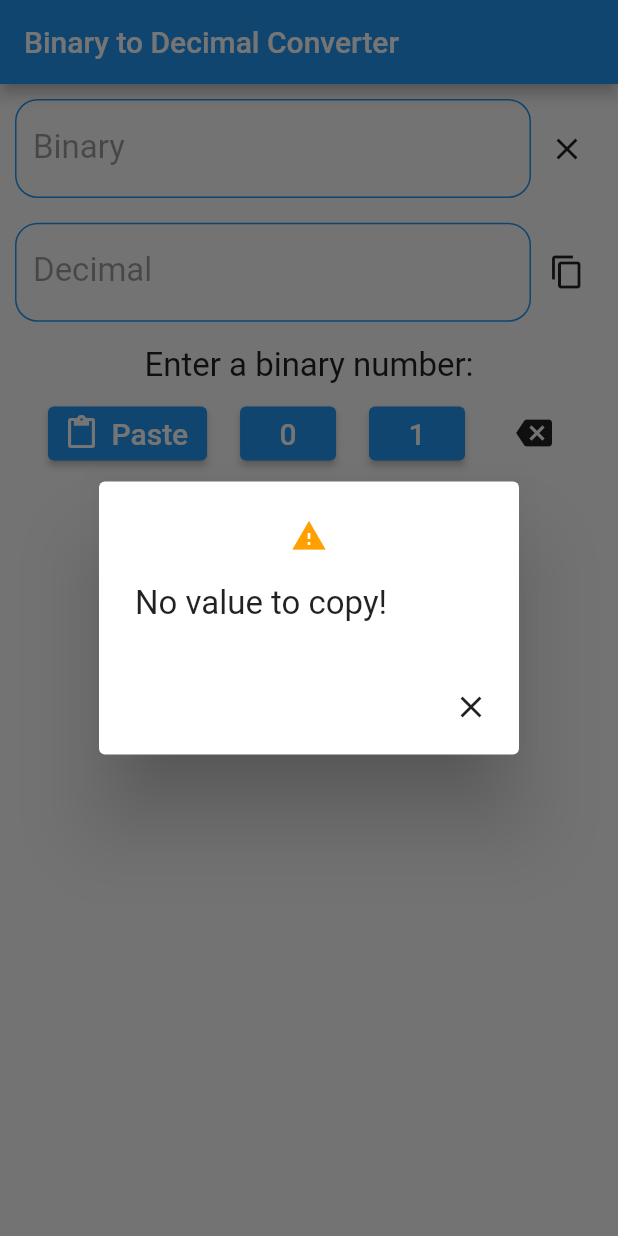
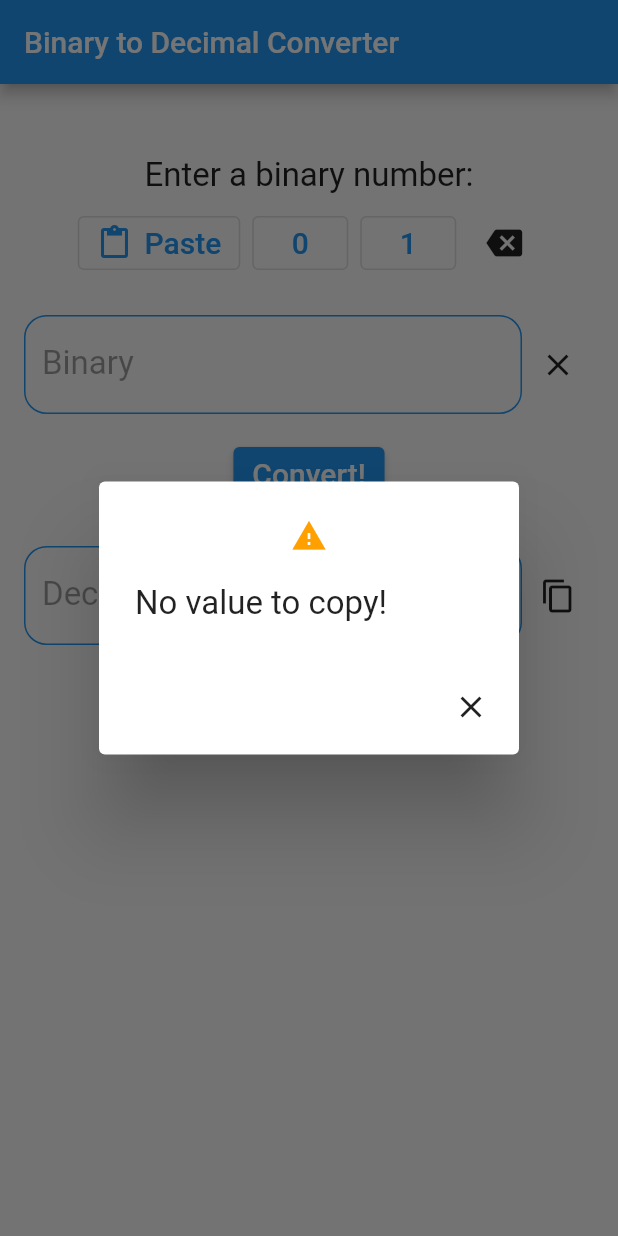
Before and after one commit to israelss/AppIdeasCollection, a Flutter app: the screen it shows after launch, after a tap on the "content copy" icon, on a phone screen of 412 x 824 dp. Run offline on Flutter 3.47's test engine with Material 2 defaults, Android fonts, the light colour scheme and no system bars; our stand-ins replace url_strategy.

Commit message:
improve UI/UX of Bin2Dec
rearrange button order in converter_form.
change ButtonBar's ElevatedButtons to OutlineButtons.
use fixed heights in converter_form instead of variable height.
make converter_form to have a maximum width (for large screens).
centralize converter_form in large screens.
use a green good icon in alert dialog when decimal is copied.
remove extra hash in url with url_strategy.
remove debugShowCheckedModeBanner.
add base href to index.html.

```diff
--- a/Tier1/Bin2Dec/lib/converter_form/converter_form.dart
+++ b/Tier1/Bin2Dec/lib/converter_form/converter_form.dart
@@ -20,7 +20,8 @@ void _copyDecimal(BuildContext context) {
     return showAlertDialog(context, 'No value to copy!');
 
   Clipboard.setData(ClipboardData(text: _decimalController.text));
-  return showAlertDialog(context, 'Decimal copied to clipboard');
+  return showAlertDialog(context, 'Decimal copied to clipboard',
+      isSuccessMessage: true);
 }
 
 void Function(String) _convert = (input) {
@@ -32,8 +33,14 @@ class ConverterForm extends StatelessWidget {
   @override
   Widget build(BuildContext context) {
     return Form(
+      child: Center(
+        child: Container(
+          constraints: BoxConstraints(maxWidth: 400),
           child: Column(
             children: <Widget>[
+              SizedBox(height: 32),
+              FormButtonBar(_binaryController),
+              SizedBox(height: 16),
               InputField(
                 label: 'Binary',
                 enabled: false,
@@ -42,7 +49,12 @@ class ConverterForm extends StatelessWidget {
                 iconAction: _reset,
                 controller: _binaryController,
               ),
-          SizedBox(height: MediaQuery.of(context).size.height * 0.02),
+              SizedBox(height: 16),
+              ElevatedButton(
+                child: Text('Convert!'),
+                onPressed: () => _convert(_binaryController.text),
+              ),
+              SizedBox(height: 24),
               InputField(
                 label: 'Decimal',
                 enabled: false,
@@ -51,14 +63,9 @@ class ConverterForm extends StatelessWidget {
                 iconAction: () => _copyDecimal(context),
                 controller: _decimalController,
               ),
-          SizedBox(height: MediaQuery.of(context).size.height * 0.02),
-          FormButtonBar(_binaryController),
-          SizedBox(height: MediaQuery.of(context).size.height * 0.03),
-          ElevatedButton(
-            child: Text('Convert!'),
-            onPressed: () => _convert(_binaryController.text),
+            ],
           ),
-        ],
+        ),
       ),
     );
   }
--- a/Tier1/Bin2Dec/lib/converter_form/form_button.dart
+++ b/Tier1/Bin2Dec/lib/converter_form/form_button.dart
@@ -10,7 +10,7 @@ class FormButton extends StatelessWidget {
 
   @override
   Widget build(BuildContext context) {
-    return ElevatedButton(
+    return OutlinedButton(
         onPressed: () => _insertValue(controller, value), child: Text(value));
   }
 }
--- a/Tier1/Bin2Dec/lib/converter_form/form_button_bar.dart
+++ b/Tier1/Bin2Dec/lib/converter_form/form_button_bar.dart
@@ -33,11 +33,11 @@ class FormButtonBar extends StatelessWidget {
       children: <Widget>[
         Text('Enter a binary number:'),
         ButtonBar(
-          alignment: MainAxisAlignment.spaceEvenly,
+          alignment: MainAxisAlignment.center,
           buttonMinWidth: MediaQuery.of(context).size.width * 0.24,
           children: <Widget>[
             Container(
-              child: ElevatedButton.icon(
+              child: OutlinedButton.icon(
                 onPressed: () => _pasteToBinary(context),
                 icon: Icon(Icons.content_paste),
                 label: Text('Paste'),
--- a/Tier1/Bin2Dec/lib/converter_home.dart
+++ b/Tier1/Bin2Dec/lib/converter_home.dart
@@ -13,7 +13,7 @@ class _ConverterHomeState extends State<ConverterHome> {
       appBar: AppBar(title: Text('Binary to Decimal Converter')),
       body: Builder(builder: (BuildContext context) {
         return Padding(
-          padding: const EdgeInsets.all(10.0),
+          padding: const EdgeInsets.all(16.0),
           child: ConverterForm(),
         );
       }),
--- a/Tier1/Bin2Dec/lib/main.dart
+++ b/Tier1/Bin2Dec/lib/main.dart
@@ -1,12 +1,17 @@
 import 'package:Bin2Dec/converter_home.dart';
 import 'package:flutter/material.dart';
+import 'package:url_strategy/url_strategy.dart';
 
-void main() => runApp(ConverterApp());
+void main() {
+  setPathUrlStrategy();
+  runApp(ConverterApp());
+}
 
 class ConverterApp extends StatelessWidget {
   @override
   Widget build(BuildContext context) {
     return MaterialApp(
+      debugShowCheckedModeBanner: false,
       theme: ThemeData(
         textTheme: TextTheme(
           bodyText2: TextStyle(fontSize: 22),
--- a/Tier1/Bin2Dec/lib/show_alert_dialog.dart
+++ b/Tier1/Bin2Dec/lib/show_alert_dialog.dart
@@ -1,11 +1,12 @@
 import 'package:flutter/material.dart';
 
-Function(BuildContext, String) _showAlertDialog = (context, message) {
+Function(BuildContext, String) _showAlertDialog =
+    (context, message, {bool isSuccessMessage: false}) {
   final AlertDialog alert = AlertDialog(
     content: Text(message),
     title: Icon(
-      Icons.warning,
-      color: Colors.amber[700],
+      isSuccessMessage ? Icons.gpp_good : Icons.warning,
+      color: isSuccessMessage ? Colors.green[700] : Colors.amber[700],
     ),
     actions: <Widget>[CloseButton()],
   );
--- a/Tier1/Bin2Dec/pubspec.yaml
+++ b/Tier1/Bin2Dec/pubspec.yaml
@@ -19,6 +19,7 @@ environment:
 dependencies:
   flutter:
     sdk: flutter
+  url_strategy: ^0.2.0
 
   # The following adds the Cupertino Icons font to your application.
   # Use with the CupertinoIcons class for iOS style icons.
```
Also changed, not shown: Tier1/Bin2Dec/pubspec.lock, 1 other file. Lines whose indentation alone changed are shown as unchanged.
